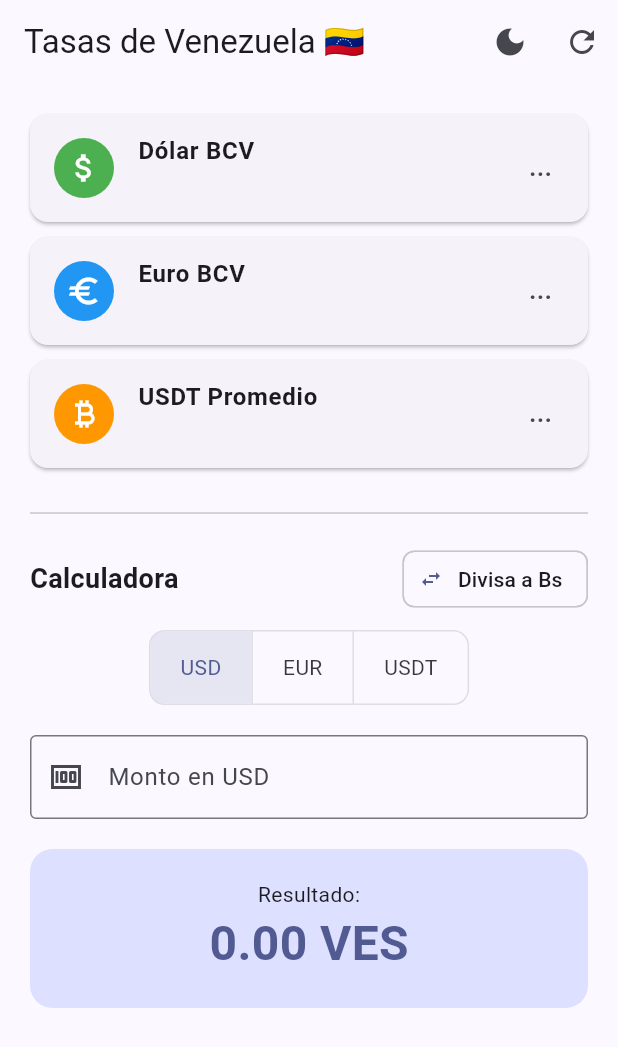
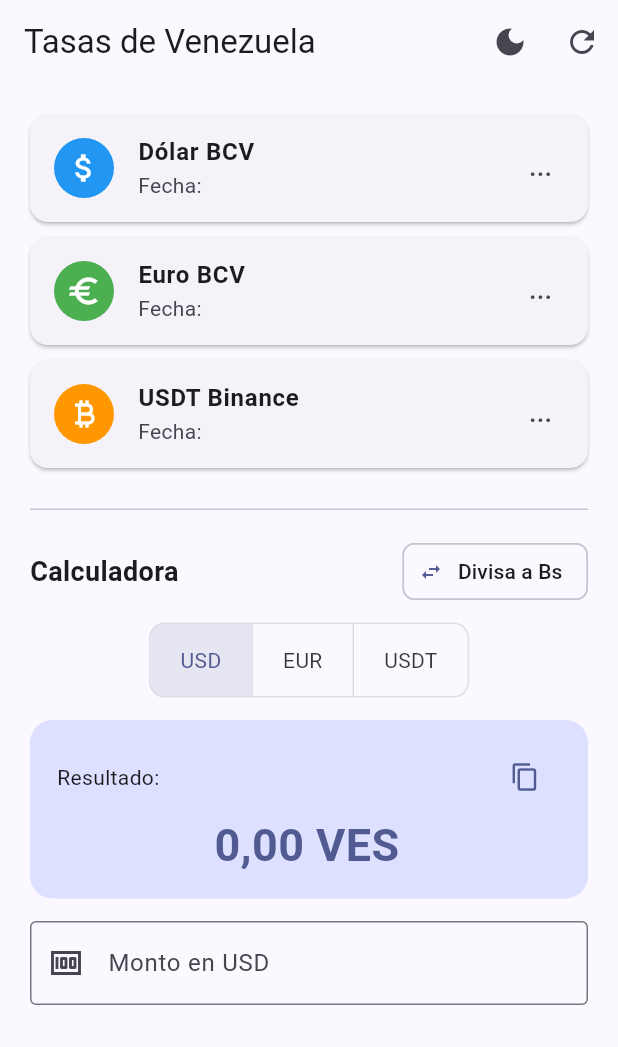
Before and after one commit to Davidvp2022/apk_tasa_bcv, a Flutter app: the screen it shows after launch, on a phone screen of 412 x 824 dp. Shown: the top 1047 px of the screen. Run offline on Flutter 3.47's test engine with Material 3 defaults, Android fonts, the phone set to English and light mode, and no system bars; network calls fail.

Commit message:
Actualizacion Main.dart
Arreglos:
* Se arreglo el error que daba la tasa del dia siguiente
* Se movió la caja del resultado para que aparezca arriba del teclado
* Se puso un boton para copiar el resultado
* El resultado al dar decimales, ahora usa la coma ( , )

```diff
--- a/lib/main.dart
+++ b/lib/main.dart
@@ -1,18 +1,16 @@
 import 'package:flutter/material.dart';
+import 'package:flutter/services.dart';
 import 'package:http/http.dart' as http;
 import 'dart:convert';
 
 void main() => runApp(MiMonitorApp());
 
 class MiMonitorApp extends StatefulWidget {
-  const MiMonitorApp({super.key});
-
   @override
   _MiMonitorAppState createState() => _MiMonitorAppState();
 }
 
 class _MiMonitorAppState extends State<MiMonitorApp> {
-  // Variable para controlar el tema (Claro/Oscuro)
   ThemeMode _themeMode = ThemeMode.light;
 
   void toggleTheme() {
@@ -35,7 +33,7 @@
 
 class MonitorTasas extends StatefulWidget {
   final VoidCallback onThemeToggle;
-  const MonitorTasas({super.key, required this.onThemeToggle});
+  MonitorTasas({required this.onThemeToggle});
 
   @override
   _MonitorTasasState createState() => _MonitorTasasState();
@@ -48,7 +46,7 @@
   String fDolar = "", fEuro = "", fUsdt = "";
 
   String monedaSeleccionada = 'USD';
-  bool deDivisaABs = true; // Controla la dirección de la calculadora
+  bool deDivisaABs = true;
   TextEditingController controller = TextEditingController();
   double resultado = 0.0;
 
@@ -59,17 +57,18 @@
     recalcular(controller.text);
   }
 
-  String formatearFecha(String fechaIso, bool esBcv) {
+  String formatearFecha(String fechaIso) {
     try {
       DateTime dt = DateTime.parse(fechaIso);
-      if (esBcv) {
-        if (dt.weekday == DateTime.friday) {
-          dt = dt.add(Duration(days: 3));
-        } else if (dt.weekday == DateTime.saturday) dt = dt.add(Duration(days: 2));
-        else dt = dt.add(Duration(days: 1));
-      }
       return "${dt.day.toString().padLeft(2, '0')}/${dt.month.toString().padLeft(2, '0')}/${dt.year}";
-    } catch (e) { return "---"; }
+    } catch (e) {
+      return "---";
+    }
+  }
+
+  // Convierte los decimales de punto a coma para la interfaz
+  String formatearDecimal(double valor) {
+    return valor.toStringAsFixed(2).replaceAll('.', ',');
   }
 
   Future<void> fetchTasa(String url, String tipo) async {
@@ -78,7 +77,8 @@
       if (res.statusCode == 200) {
         final data = json.decode(res.body);
         setState(() {
-          double v = 0.0; String f = "";
+          double v = 0.0;
+          String f = "";
           if (data is List) {
             var oficial = data.firstWhere((item) => item['fuente'] == 'oficial');
             v = double.parse(oficial['promedio'].toString());
@@ -87,22 +87,24 @@
             v = double.parse(data['promedio'].toString());
             f = data['fechaActualizacion'];
           }
-          if (tipo == 'USD') { precioDolar = v; fDolar = formatearFecha(f, true); }
-          if (tipo == 'EUR') { precioEuro = v; fEuro = formatearFecha(f, true); }
-          if (tipo == 'USDT') { precioUsdt = v; fUsdt = formatearFecha(f, false); }
+          if (tipo == 'USD') { precioDolar = v; fDolar = formatearFecha(f); }
+          if (tipo == 'EUR') { precioEuro = v; fEuro = formatearFecha(f); }
+          if (tipo == 'USDT') { precioUsdt = v; fUsdt = formatearFecha(f); }
         });
       }
-    } catch (e) { print(e); }
+    } catch (e) {
+      print(e);
+    }
   }
 
   void recalcular(String valor) {
-    double monto = double.tryParse(valor) ?? 0.0;
+    // Reemplaza comas por puntos internamente para que Dart pueda calcular
+    double monto = double.tryParse(valor.replaceAll(',', '.')) ?? 0.0;
     double tasa = (monedaSeleccionada == 'USD') ? precioDolar :
                   (monedaSeleccionada == 'EUR') ? precioEuro : precioUsdt;
 
     setState(() {
       if (tasa == 0) { resultado = 0; return; }
-      // Lógica de dirección
       if (deDivisaABs) {
         resultado = monto * tasa;
       } else {
@@ -112,13 +114,16 @@
   }
 
   @override
-  void initState() { super.initState(); actualizarTasas(); }
+  void initState() {
+    super.initState();
+    actualizarTasas();
+  }
 
   @override
   Widget build(BuildContext context) {
     return Scaffold(
       appBar: AppBar(
-        title: Text("Tasas de Venezuela 🇻🇪"),
+        title: Text("Tasas de Venezuela"),
         actions: [
           IconButton(
             icon: Icon(Theme.of(context).brightness == Brightness.light ? Icons.dark_mode : Icons.light_mode),
@@ -131,11 +136,11 @@
         padding: EdgeInsets.all(20),
         child: Column(
           children: [
-            _cardPrecio("Dólar BCV", precioDolar, Icons.attach_money, Colors.green, fDolar),
-            _cardPrecio("Euro BCV", precioEuro, Icons.euro, Colors.blue, fEuro),
-            _cardPrecio("USDT Promedio", precioUsdt, Icons.currency_bitcoin, Colors.orange, fUsdt),
+            _cardPrecio("Dólar BCV", precioDolar, Icons.attach_money, Colors.blue, fDolar),
+            _cardPrecio("Euro BCV", precioEuro, Icons.euro, Colors.green, fEuro),
+            _cardPrecio("USDT Binance", precioUsdt, Icons.currency_bitcoin, Colors.orange, fUsdt),
 
-            Divider(height: 40),
+            Divider(height: 35),
 
             Row(
               mainAxisAlignment: MainAxisAlignment.spaceBetween,
@@ -169,10 +174,14 @@
               ],
             ),
 
-            SizedBox(height: 20),
+            SizedBox(height: 15),
+
+            _cajaResultado(),
+
+            SizedBox(height: 15),
             TextField(
               controller: controller,
-              keyboardType: TextInputType.number,
+              keyboardType: TextInputType.numberWithOptions(decimal: true),
               decoration: InputDecoration(
                 border: OutlineInputBorder(),
                 labelText: deDivisaABs ? "Monto en $monedaSeleccionada" : "Monto en Bolívares (VES)",
@@ -180,9 +189,6 @@
               ),
               onChanged: recalcular,
             ),
-
-            SizedBox(height: 20),
-            _cajaResultado(),
           ],
         ),
       ),
@@ -191,18 +197,46 @@
 
   Widget _cajaResultado() {
     String unidad = deDivisaABs ? "VES" : monedaSeleccionada;
+    String montoFormateado = formatearDecimal(resultado);
+
     return Container(
-      padding: EdgeInsets.all(20),
+      padding: EdgeInsets.symmetric(horizontal: 18, vertical: 14),
       width: double.infinity,
       decoration: BoxDecoration(
         color: Theme.of(context).colorScheme.primaryContainer,
         borderRadius: BorderRadius.circular(15),
       ),
       child: Column(
+        crossAxisAlignment: CrossAxisAlignment.center,
         children: [
-          Text("Resultado:", style: TextStyle(fontSize: 14)),
-          Text("${resultado.toStringAsFixed(2)} $unidad",
-            style: TextStyle(fontSize: 32, fontWeight: FontWeight.bold, color: Theme.of(context).colorScheme.primary)),
+          Row(
+            mainAxisAlignment: MainAxisAlignment.spaceBetween,
+            children: [
+              Text("Resultado:", style: TextStyle(fontSize: 14)),
+              IconButton(
+                tooltip: "Copiar resultado",
+                icon: Icon(Icons.copy, size: 20, color: Theme.of(context).colorScheme.primary),
+                onPressed: () {
+                  Clipboard.setData(ClipboardData(text: montoFormateado));
+                  ScaffoldMessenger.of(context).showSnackBar(
+                    SnackBar(
+                      content: Text("Monto copiado: $montoFormateado"),
+                      duration: Duration(seconds: 2),
+                      behavior: SnackBarBehavior.floating,
+                    ),
+                  );
+                },
+              ),
+            ],
+          ),
+          SelectableText(
+            "$montoFormateado $unidad",
+            style: TextStyle(
+              fontSize: 30,
+              fontWeight: FontWeight.bold,
+              color: Theme.of(context).colorScheme.primary,
+            ),
+          ),
         ],
       ),
     );
@@ -214,8 +248,8 @@
       child: ListTile(
         leading: CircleAvatar(backgroundColor: c, child: Icon(i, color: Colors.white)),
         title: Text(t, style: TextStyle(fontWeight: FontWeight.bold)),
-        subtitle: Text(f),
-        trailing: Text(v == 0.0 ? "..." : "Bs. ${v.toStringAsFixed(2)}",
+        subtitle: Text("Fecha: $f"),
+        trailing: Text(v == 0.0 ? "..." : "Bs. ${formatearDecimal(v)}",
           style: TextStyle(fontWeight: FontWeight.bold, fontSize: 16)),
       ),
     );
```
Also changed, not shown: 1 other file.
